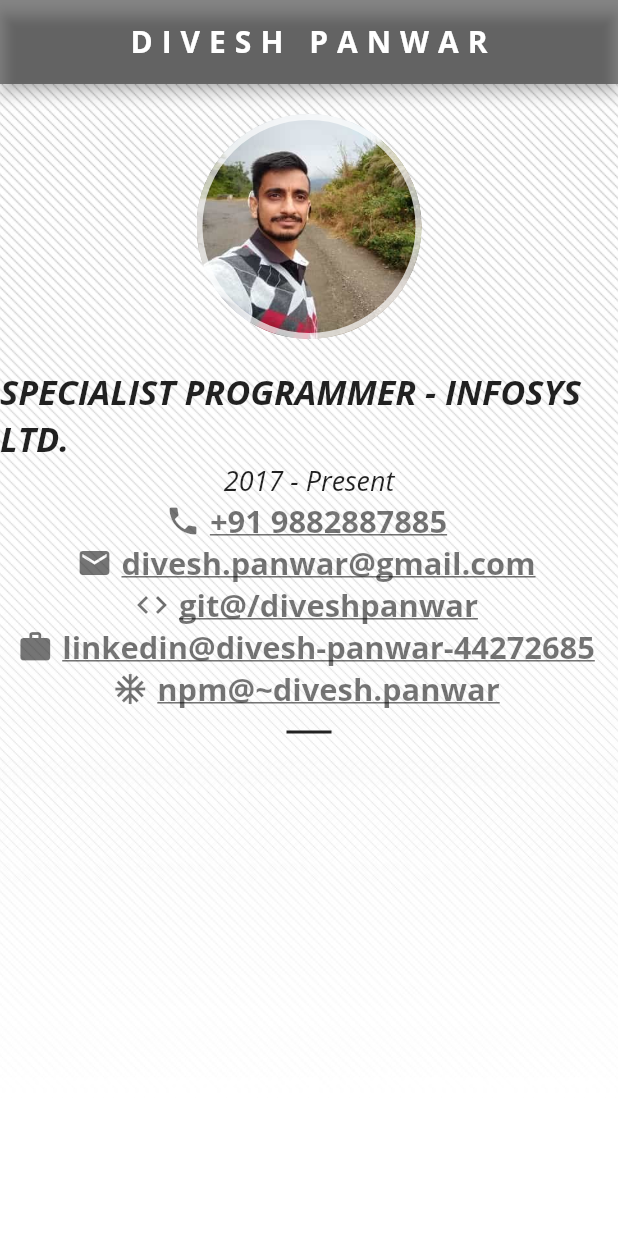
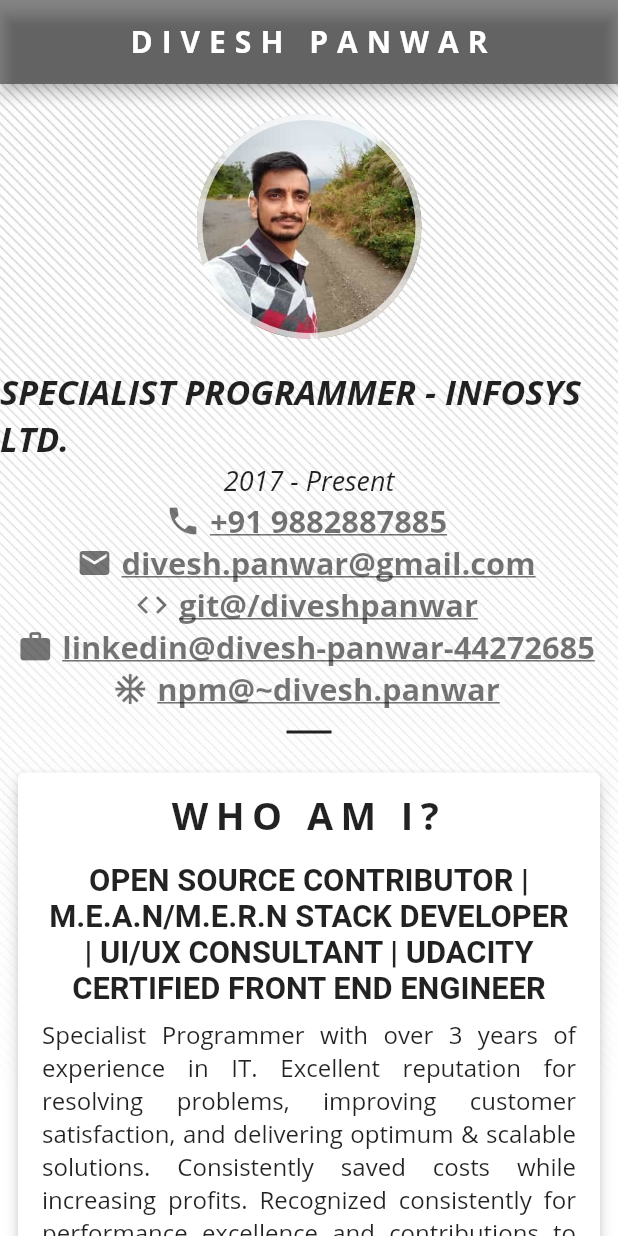
Before and after one commit to diveshpanwar/flutter_portfolio, a Flutter app: the screen it shows after launch, on a phone screen of 412 x 824 dp. Run offline on Flutter 3.47's test engine with Material 2 defaults, Android fonts, the phone set to English and light mode, and no system bars; our stand-ins replace flutter_screenutil; statements that could not run were skipped.

Commit message:
Added Introduction Section

```diff
--- /dev/null
+++ b/lib/components/about/intro.component.dart
@@ -0,0 +1,62 @@
+import 'package:flutter/material.dart';
+import 'package:flutter_screenutil/screenutil.dart';
+
+class Introduction extends StatelessWidget {
+  @override
+  Widget build(BuildContext context) {
+    ScreenUtil.init(
+      designSize: Size(465, 768),
+      allowFontScaling: false,
+    );
+    ScrollController _controller = new ScrollController();
+    return Card(
+      margin: EdgeInsets.all(12),
+      elevation: 4,
+      child: Column(
+        children: <Widget>[
+          ListTile(
+            title: Text(
+              'WHO AM I?',
+              textAlign: TextAlign.center,
+              style: TextStyle(
+                letterSpacing: 5,
+                fontFamily: 'OpenSans',
+                fontWeight: FontWeight.bold,
+                fontSize: ScreenUtil().setSp(
+                  22,
+                  allowFontScalingSelf: true,
+                ),
+              ),
+            ),
+          ),
+          ListTile(
+            title: Text(
+              'OPEN SOURCE CONTRIBUTOR | M.E.A.N/M.E.R.N STACK DEVELOPER | UI/UX CONSULTANT | UDACITY CERTIFIED FRONT END ENGINEER',
+              textAlign: TextAlign.center,
+              style: TextStyle(
+                fontWeight: FontWeight.bold,
+                fontSize: ScreenUtil().setSp(
+                  18,
+                  allowFontScalingSelf: true,
+                ),
+              ),
+            ),
+          ),
+          ListTile(
+            title: Text(
+              'Specialist Programmer with over 3 years of experience in IT. Excellent reputation for resolving problems, improving customer satisfaction, and delivering optimum & scalable solutions. Consistently saved costs while increasing profits. Recognized consistently for performance excellence and contributions to success in the company. Strengths in M.E.A.N and M.E.R.N backed by training in Front End Technologies by Udacity.',
+              textAlign: TextAlign.justify,
+              style: TextStyle(
+                fontFamily: 'OpenSans',
+                fontSize: 16,
+              ),
+            ),
+          ),
+          SizedBox(
+            height: 6,
+          )
+        ],
+      ),
+    );
+  }
+}
--- a/lib/components/home.component.dart
+++ b/lib/components/home.component.dart
@@ -1,3 +1,4 @@
+import 'package:DiveshPanwar/components/about/intro.component.dart';
 import 'package:flutter/material.dart';
 import 'header/avatar.component.dart';
 import 'header/tagline.component.dart';
@@ -6,6 +7,7 @@ import '../common/divider.common.dart';
 class Home extends StatelessWidget {
   @override
   Widget build(BuildContext context) {
+    ScrollController _controller = new ScrollController();
     return Scaffold(
       appBar: AppBar(
         title: Text(
@@ -25,9 +27,16 @@ class Home extends StatelessWidget {
               image: AssetImage("assets/images/pattern-bg.jpg"),
               fit: BoxFit.cover),
         ),
-        child: Column(
-          crossAxisAlignment: CrossAxisAlignment.start,
-          children: [Avatar(), TagLine(), CustomDivider()],
+        child: ListView(
+          physics: AlwaysScrollableScrollPhysics(),
+          controller: _controller,
+          shrinkWrap: true,
+          children: [
+            Avatar(),
+            TagLine(),
+            CustomDivider(),
+            Introduction(),
+          ],
         ),
       ),
     );
```
